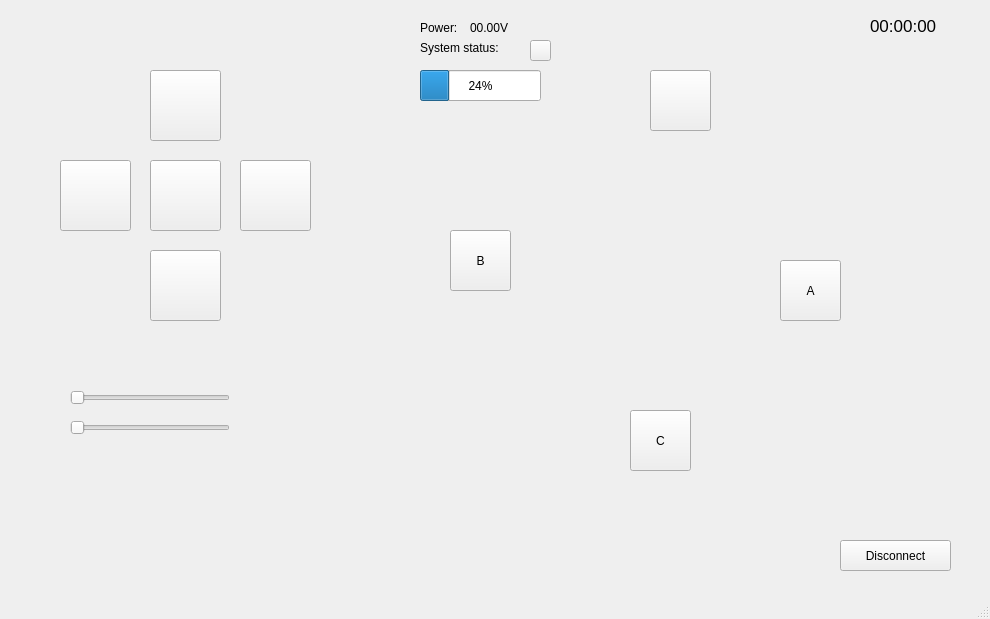
This is junbot_gui/ui/robotinterface.ui in lacie-life/junbot_core as Qt 5 draws it before an edit. The edited form follows.
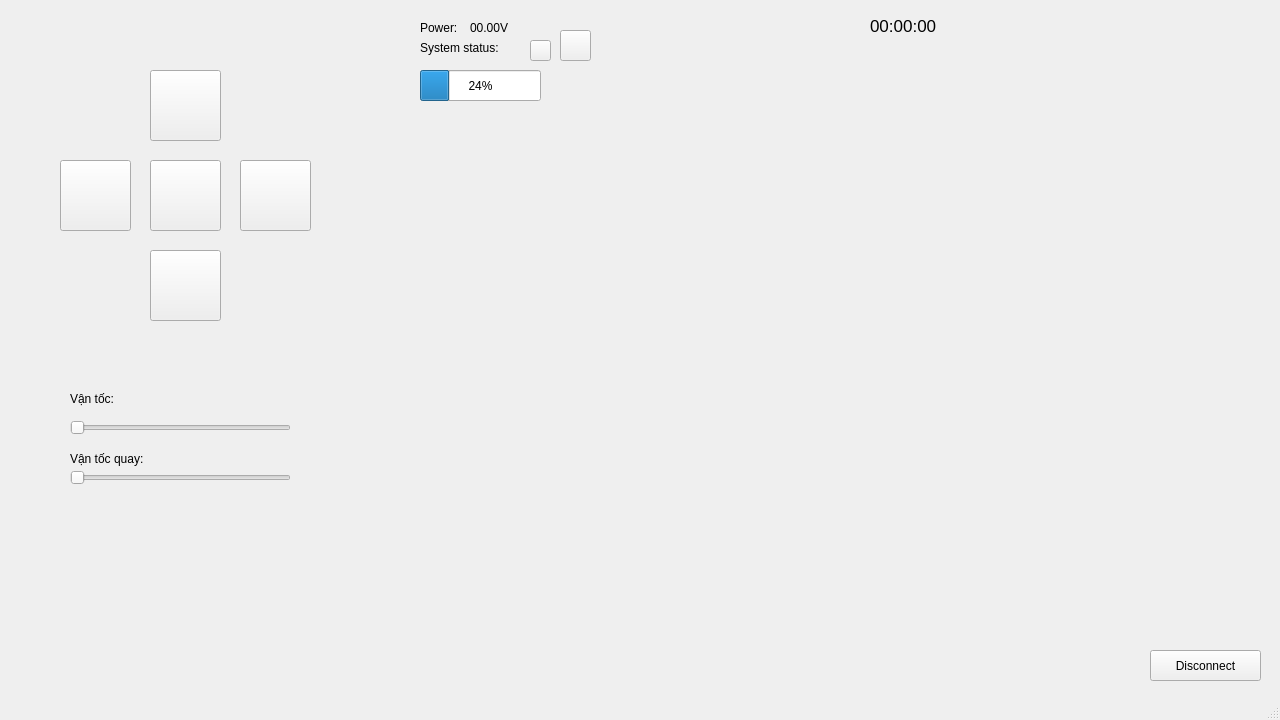
This is the edited form. Icons and pictures are not drawn.

The edit to the form file:
```diff
--- a/junbot_gui/ui/robotinterface.ui
+++ b/junbot_gui/ui/robotinterface.ui
@@ -6,8 +6,8 @@
    <rect>
     <x>0</x>
     <y>0</y>
-    <width>990</width>
-    <height>619</height>
+    <width>1280</width>
+    <height>720</height>
    </rect>
   </property>
   <property name="windowTitle">
@@ -160,21 +160,8 @@
     <property name="geometry">
      <rect>
       <x>70</x>
-      <y>390</y>
-      <width>160</width>
-      <height>16</height>
-     </rect>
-    </property>
-    <property name="orientation">
-     <enum>Qt::Horizontal</enum>
-    </property>
-   </widget>
-   <widget class="QSlider" name="horizontalSlider_turn">
-    <property name="geometry">
-     <rect>
-      <x>70</x>
       <y>420</y>
-      <width>160</width>
+      <width>221</width>
       <height>16</height>
      </rect>
     </property>
@@ -182,46 +169,17 @@
      <enum>Qt::Horizontal</enum>
     </property>
    </widget>
-   <widget class="QPushButton" name="location_A">
+   <widget class="QSlider" name="horizontalSlider_turn">
     <property name="geometry">
      <rect>
-      <x>780</x>
-      <y>260</y>
-      <width>61</width>
-      <height>61</height>
+      <x>70</x>
+      <y>470</y>
+      <width>221</width>
+      <height>16</height>
      </rect>
     </property>
-    <property name="styleSheet">
-     <string notr="true"/>
-    </property>
-    <property name="text">
-     <string>A</string>
-    </property>
-   </widget>
-   <widget class="QPushButton" name="location_B">
-    <property name="geometry">
-     <rect>
-      <x>450</x>
-      <y>230</y>
-      <width>61</width>
-      <height>61</height>
-     </rect>
-    </property>
-    <property name="text">
-     <string>B</string>
-    </property>
-   </widget>
-   <widget class="QPushButton" name="location_C">
-    <property name="geometry">
-     <rect>
-      <x>630</x>
-      <y>410</y>
-      <width>61</width>
-      <height>61</height>
-     </rect>
-    </property>
-    <property name="text">
-     <string>C</string>
+    <property name="orientation">
+     <enum>Qt::Horizontal</enum>
     </property>
    </widget>
    <widget class="QPushButton" name="r_right">
@@ -339,37 +297,6 @@
      </size>
     </property>
    </widget>
-   <widget class="QLabel" name="label">
-    <property name="geometry">
-     <rect>
-      <x>380</x>
-      <y>140</y>
-      <width>580</width>
-      <height>390</height>
-     </rect>
-    </property>
-    <property name="minimumSize">
-     <size>
-      <width>580</width>
-      <height>390</height>
-     </size>
-    </property>
-    <property name="maximumSize">
-     <size>
-      <width>580</width>
-      <height>390</height>
-     </size>
-    </property>
-    <property name="text">
-     <string/>
-    </property>
-    <property name="pixmap">
-     <pixmap>../../../../../../run/user/1000/doc/bf26b586/map_game_2.png</pixmap>
-    </property>
-    <property name="scaledContents">
-     <bool>true</bool>
-    </property>
-   </widget>
    <widget class="QPushButton" name="slot_robotStatus">
     <property name="geometry">
      <rect>
@@ -386,10 +313,10 @@
    <widget class="QPushButton" name="robotMissonStatus">
     <property name="geometry">
      <rect>
-      <x>650</x>
-      <y>70</y>
-      <width>61</width>
-      <height>61</height>
+      <x>560</x>
+      <y>30</y>
+      <width>31</width>
+      <height>31</height>
      </rect>
     </property>
     <property name="text">
@@ -399,8 +326,8 @@
    <widget class="QPushButton" name="disconnect_button">
     <property name="geometry">
      <rect>
-      <x>840</x>
-      <y>540</y>
+      <x>1150</x>
+      <y>650</y>
       <width>111</width>
       <height>31</height>
      </rect>
@@ -409,27 +336,69 @@
      <string>Disconnect</string>
     </property>
    </widget>
-   <zorder>label</zorder>
-   <zorder>label_textStatus</zorder>
-   <zorder>pushButton_status</zorder>
-   <zorder>label_time</zorder>
-   <zorder>progressBar</zorder>
-   <zorder>label_textPower</zorder>
-   <zorder>label_power</zorder>
-   <zorder>label_logo</zorder>
-   <zorder>horizontalSlider_linear</zorder>
-   <zorder>horizontalSlider_turn</zorder>
-   <zorder>location_A</zorder>
-   <zorder>location_B</zorder>
-   <zorder>location_C</zorder>
-   <zorder>r_right</zorder>
-   <zorder>r_left</zorder>
-   <zorder>stop</zorder>
-   <zorder>forward</zorder>
-   <zorder>back</zorder>
-   <zorder>slot_robotStatus</zorder>
-   <zorder>robotMissonStatus</zorder>
-   <zorder>disconnect_button</zorder>
+   <widget class="QWidget" name="gridLayoutWidget">
+    <property name="geometry">
+     <rect>
+      <x>430</x>
+      <y>200</y>
+      <width>621</width>
+      <height>361</height>
+     </rect>
+    </property>
+    <layout class="QGridLayout" name="gridLayout"/>
+   </widget>
+   <widget class="QLabel" name="label">
+    <property name="geometry">
+     <rect>
+      <x>70</x>
+      <y>390</y>
+      <width>67</width>
+      <height>17</height>
+     </rect>
+    </property>
+    <property name="text">
+     <string>Vận tốc:</string>
+    </property>
+   </widget>
+   <widget class="QLabel" name="label_2">
+    <property name="geometry">
+     <rect>
+      <x>70</x>
+      <y>450</y>
+      <width>101</width>
+      <height>17</height>
+     </rect>
+    </property>
+    <property name="text">
+     <string>Vận tốc quay: </string>
+    </property>
+   </widget>
+   <widget class="QLabel" name="liner_label">
+    <property name="geometry">
+     <rect>
+      <x>140</x>
+      <y>390</y>
+      <width>67</width>
+      <height>17</height>
+     </rect>
+    </property>
+    <property name="text">
+     <string/>
+    </property>
+   </widget>
+   <widget class="QLabel" name="turner_label">
+    <property name="geometry">
+     <rect>
+      <x>170</x>
+      <y>450</y>
+      <width>67</width>
+      <height>17</height>
+     </rect>
+    </property>
+    <property name="text">
+     <string/>
+    </property>
+   </widget>
   </widget>
   <widget class="QMenuBar" name="menubar">
    <property name="geometry">
```
Left out of the diff: 46 changed lines with no effect on the pictures.
